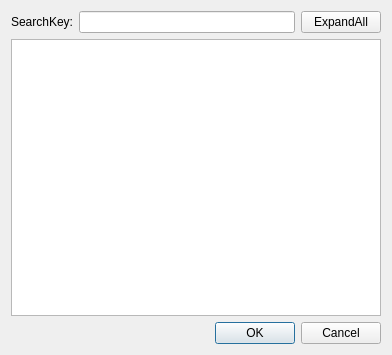
First picture: the form in JsonView/xjsonviewgui.ui, repository xin0111/xComponent, before the edit.
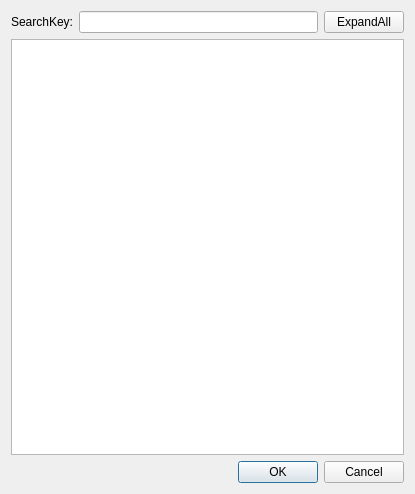
Second picture: the form after the edit. Custom widgets are drawn as their Qt base class.

Diff of the .ui file:
```diff
--- a/JsonView/xjsonviewgui.ui
+++ b/JsonView/xjsonviewgui.ui
@@ -6,8 +6,8 @@
    <rect>
     <x>0</x>
     <y>0</y>
-    <width>392</width>
-    <height>355</height>
+    <width>415</width>
+    <height>494</height>
    </rect>
   </property>
   <property name="windowTitle">
```
Left out of the diff: 2 changed lines with no effect on the pictures.
